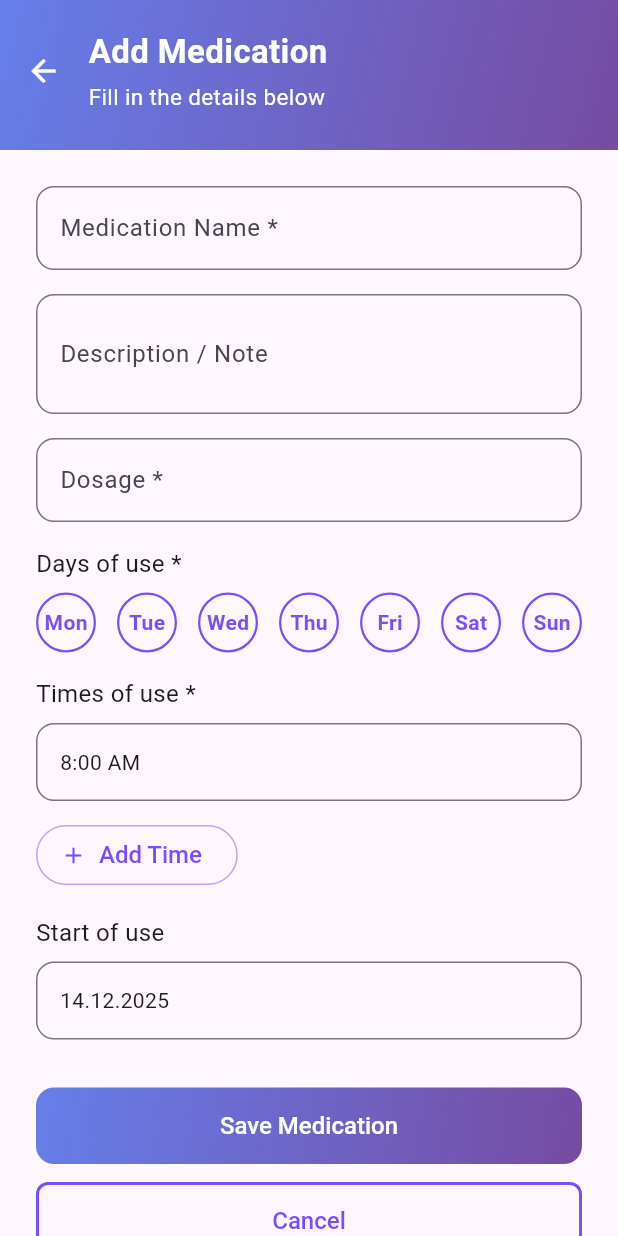
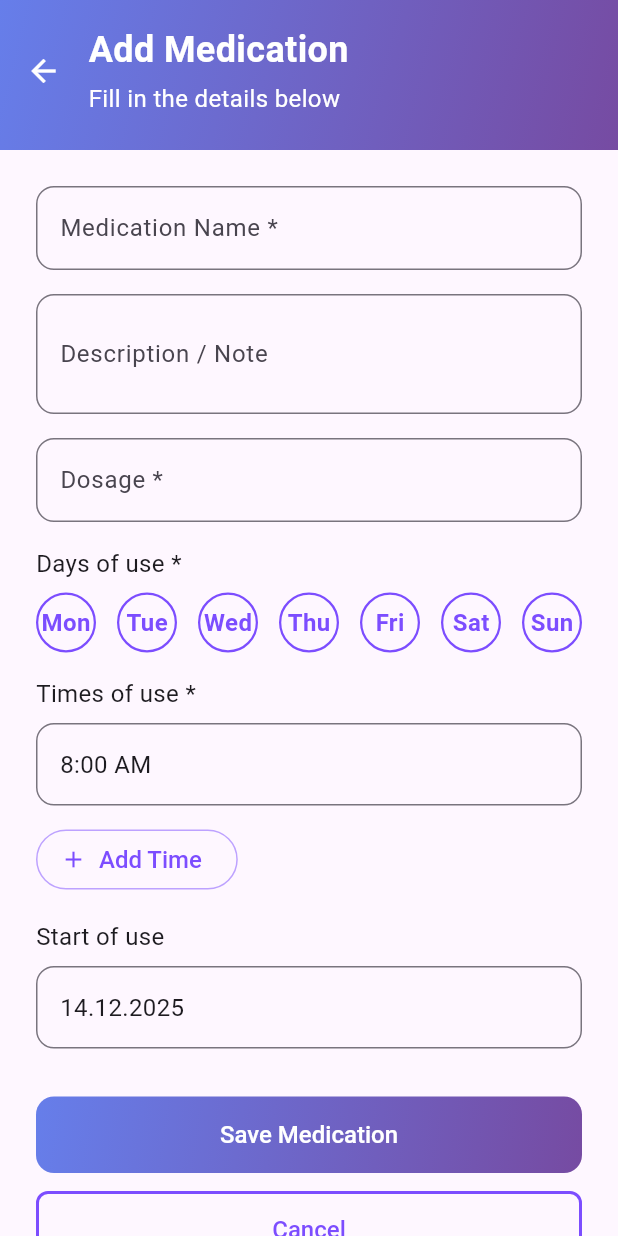
Before and after one commit to xkoziar/MedTrack, a Flutter app: the screen it shows once a user with an empty profile is signed in, after a tap on "+ Add Medication", on a phone screen of 412 x 824 dp. Run offline on Flutter 3.47's test engine with Material 3 defaults, Android fonts, the phone set to English and light mode, and no system bars; our stand-ins replace cloud_firestore, firebase_auth, firebase_core, get_it, rxdart; accounts and stored records are empty.

Commit message:
common components and app_wrapper updated

```diff
--- a/lib/app_wrapper.dart
+++ b/lib/app_wrapper.dart
@@ -29,6 +29,11 @@ class AppWrapper extends StatelessWidget {
         },
       ),
       theme: ThemeData(
+        textTheme: TextTheme(
+          bodyMedium: AppTextStyles.bodyMedium,
+          bodySmall: AppTextStyles.bodySmall,
+        ),
+
         elevatedButtonTheme: ElevatedButtonThemeData(
           style: ElevatedButton.styleFrom(
             textStyle: AppTextStyles.bodyMediumSemiBold,
--- a/lib/components/common/app_card.dart
+++ b/lib/components/common/app_card.dart
@@ -2,15 +2,26 @@ import 'package:flutter/material.dart';
 
 class AppCard extends StatelessWidget {
   final Widget child;
+  final Color? color;
+  final Gradient? gradient;
+  final AlignmentGeometry? alignment;
 
-  const AppCard({super.key, required this.child});
+  const AppCard({
+    super.key,
+    required this.child,
+    this.color,
+    this.gradient,
+    this.alignment,
+  });
 
   @override
   Widget build(BuildContext context) {
     return Container(
       padding: const EdgeInsets.all(16),
+      alignment: alignment,
       decoration: BoxDecoration(
-        color: Colors.white,
+        color: gradient == null ? (color ?? Colors.white) : null,
+        gradient: gradient,
         borderRadius: BorderRadius.circular(16),
         boxShadow: [
           BoxShadow(
--- a/lib/components/common/buttons/primary_button.dart
+++ b/lib/components/common/buttons/primary_button.dart
@@ -4,33 +4,41 @@ import '../../../utils/constants.dart';
 class PrimaryGradientButton extends StatelessWidget {
   final String label;
   final VoidCallback onPressed;
+  final Icon? icon;
 
   const PrimaryGradientButton({
     super.key,
     required this.label,
     required this.onPressed,
+    this.icon,
   });
 
   @override
   Widget build(BuildContext context) {
+    final buttonStyle = AppButtonStyles.primaryButton.copyWith(
+      backgroundColor: WidgetStateProperty.all<Color>(Colors.transparent),
+      shadowColor: WidgetStateProperty.all<Color>(Colors.transparent),
+    );
+
+    final textLabel = Text(label, style: AppTextStyles.bodyMediumSemiBold);
+
     return DecoratedBox(
       decoration: BoxDecoration(
         gradient: AppGradients.purple,
         borderRadius: BorderRadius.circular(12),
       ),
-      child: ElevatedButton(
-        onPressed: onPressed,
-        style: AppButtonStyles.primaryButton.copyWith(
-          backgroundColor: const WidgetStatePropertyAll<Color>(
-            Colors.transparent,
-          ),
-          shadowColor: const WidgetStatePropertyAll<Color>(Colors.transparent),
-        ),
-        child: Text(
-          label,
-          style: AppTextStyles.bodyMediumSemiBold
-        ),
-      ),
+      child: icon != null
+          ? ElevatedButton.icon(
+              onPressed: onPressed,
+              style: buttonStyle,
+              icon: icon!,
+              label: textLabel,
+            )
+          : ElevatedButton(
+              onPressed: onPressed,
+              style: buttonStyle,
+              child: textLabel,
+            ),
     );
   }
 }
--- a/lib/components/common/buttons/secondary_button.dart
+++ b/lib/components/common/buttons/secondary_button.dart
@@ -5,36 +5,43 @@ class SecondaryOutlineButton extends StatelessWidget {
   final String label;
   final bool danger;
   final VoidCallback onPressed;
+  final Icon? icon;
 
   const SecondaryOutlineButton({
     super.key,
     required this.label,
     required this.onPressed,
     this.danger = false,
+    this.icon,
   });
 
   @override
   Widget build(BuildContext context) {
     final c = danger ? AppColors.danger : AppColors.primary;
 
-    return OutlinedButton(
-      onPressed: onPressed,
-      style: AppButtonStyles.primaryOutlinedButton.copyWith(
-        foregroundColor: WidgetStatePropertyAll<Color>(c),
-        side: WidgetStatePropertyAll<BorderSide>(
-          BorderSide(color: c, width: 2),
-        ),
-        // TODO: nevhapem preco ten shape nejde dat do AppButtonStyles.primaryOutlinedButton
-        shape: WidgetStatePropertyAll<RoundedRectangleBorder>(
-        RoundedRectangleBorder(
-          borderRadius: BorderRadius.circular(8),
-        ),
+    final buttonStyle = AppButtonStyles.primaryOutlinedButton.copyWith(
+      foregroundColor: WidgetStateProperty.all<Color>(c),
+      side: WidgetStateProperty.all<BorderSide>(
+        BorderSide(color: c, width: 2),
       ),
-      ),
-      child: Text(
-        label,
-        style: AppTextStyles.bodyMediumSemiBold,
+      shape: WidgetStateProperty.all<RoundedRectangleBorder>(
+        RoundedRectangleBorder(borderRadius: BorderRadius.circular(8)),
       ),
     );
+
+    final textLabel = Text(label, style: AppTextStyles.bodyMediumSemiBold);
+
+    return icon != null
+        ? OutlinedButton.icon(
+            onPressed: onPressed,
+            style: buttonStyle,
+            icon: icon!,
+            label: textLabel,
+          )
+        : OutlinedButton(
+            onPressed: onPressed,
+            style: buttonStyle,
+            child: textLabel,
+          );
   }
 }
--- a/lib/components/common/gradient_header.dart
+++ b/lib/components/common/gradient_header.dart
@@ -19,7 +19,7 @@ class GradientSliverHeader extends StatelessWidget {
   Widget build(BuildContext context) {
     return SliverAppBar(
       pinned: true,
-      toolbarHeight: 85,
+      toolbarHeight: 90,
       expandedHeight: 100,
       automaticallyImplyLeading: false,
       backgroundColor: Colors.transparent,
@@ -54,18 +54,15 @@ class GradientSliverHeader extends StatelessWidget {
                         title,
                         maxLines: 1,
                         overflow: TextOverflow.ellipsis,
-                        style: const TextStyle(
+                        style: AppTextStyles.heading2.copyWith(
                           color: Colors.white,
-                          fontSize: 22,
-                          fontWeight: FontWeight.w700,
                         ),
                       ),
                       const SizedBox(height: 4),
                       Text(
                         subtitle,
-                        style: const TextStyle(
+                        style: AppTextStyles.bodyMedium.copyWith(
                           color: Colors.white,
-                          fontSize: 15,
                         ),
                       ),
                     ],
--- a/lib/utils/constants.dart
+++ b/lib/utils/constants.dart
@@ -6,7 +6,9 @@ class AppColors {
   static final Color textTertiary = Colors.grey[800]!;
   static final Color danger = Colors.red[700]!;
   static final Color dangerBackground = Colors.red[50]!;
-  static final Color dayPickerSelected = Colors.deepPurpleAccent.withValues(alpha: 0.2);
+  static final Color dayPickerSelected = Colors.deepPurpleAccent.withValues(
+    alpha: 0.2,
+  );
   static final Color dayPickerDefault = Colors.grey[900]!;
   static final Color success = Colors.green[600]!;
   static final Color successBackground = Colors.green[50]!;
@@ -50,6 +52,12 @@ class AppTextStyles {
   static TextStyle captionSecondary = TextStyle(
     fontSize: 12,
     color: AppColors.textSecondary,
+  );
+
+  static TextStyle adherenceRate = TextStyle(
+    fontSize: 48,
+    fontWeight: FontWeight.bold,
+    color: Colors.white,
   );
 }
 
```
